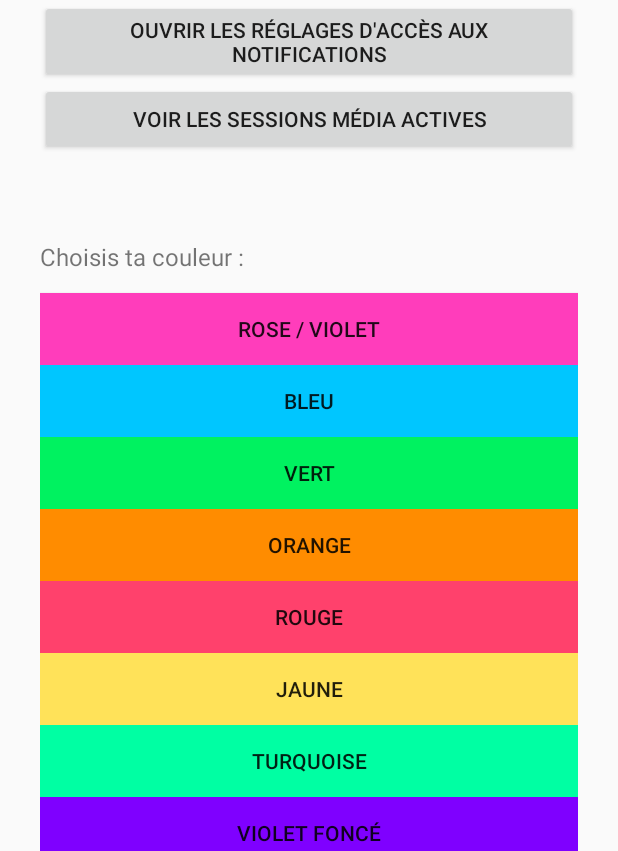
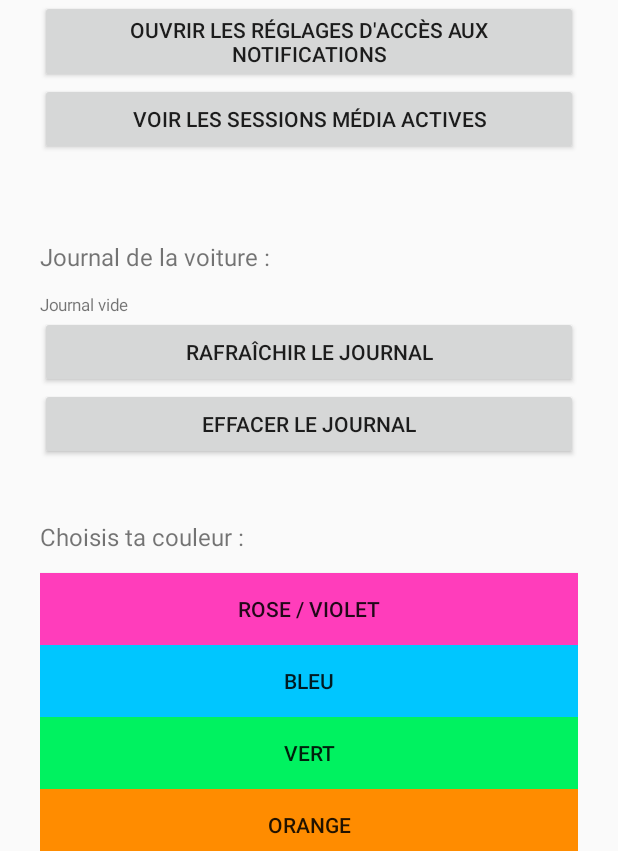
Before and after one commit to Euthanasioth/Taycan-Couleur, an Android app: the screen it shows after launch (MainActivity), on a phone screen of 412 x 824 dp, the part 385-1236 px from its top. Run offline under Robolectric (Android 15) with nearby library versions, the phone set to English and light mode, and no system bars.

Commit message:
Update MainActivity.kt

```diff
--- a/app/src/main/java/com/example/taycancolorproxy/MainActivity.kt
+++ b/app/src/main/java/com/example/taycancolorproxy/MainActivity.kt
@@ -17,6 +17,7 @@ import java.io.File
 class MainActivity : AppCompatActivity() {
     override fun onCreate(savedInstanceState: Bundle?) {
         super.onCreate(savedInstanceState)
+        Logger.init(this)
 
         val prefs: SharedPreferences = getSharedPreferences("taycan_couleur", MODE_PRIVATE)
 
@@ -57,6 +58,33 @@ class MainActivity : AppCompatActivity() {
         }
         layout.addView(diagButton)
         layout.addView(diagText)
+
+        val logLabel = TextView(this)
+        logLabel.setPadding(0, 60, 0, 20)
+        logLabel.text = "Journal de la voiture :"
+        logLabel.textSize = 16f
+        layout.addView(logLabel)
+
+        val logText = TextView(this)
+        logText.textSize = 11f
+        logText.setTextIsSelectable(true)
+        logText.text = Logger.read()
+        layout.addView(logText)
+
+        val refreshButton = Button(this)
+        refreshButton.text = "Rafraîchir le journal"
+        refreshButton.setOnClickListener {
+            logText.text = Logger.read()
+        }
+        layout.addView(refreshButton)
+
+        val clearLogButton = Button(this)
+        clearLogButton.text = "Effacer le journal"
+        clearLogButton.setOnClickListener {
+            Logger.clear()
+            logText.text = "Journal vide"
+        }
+        layout.addView(clearLogButton)
 
         val colorLabel = TextView(this)
         colorLabel.setPadding(0, 60, 0, 20)
```
